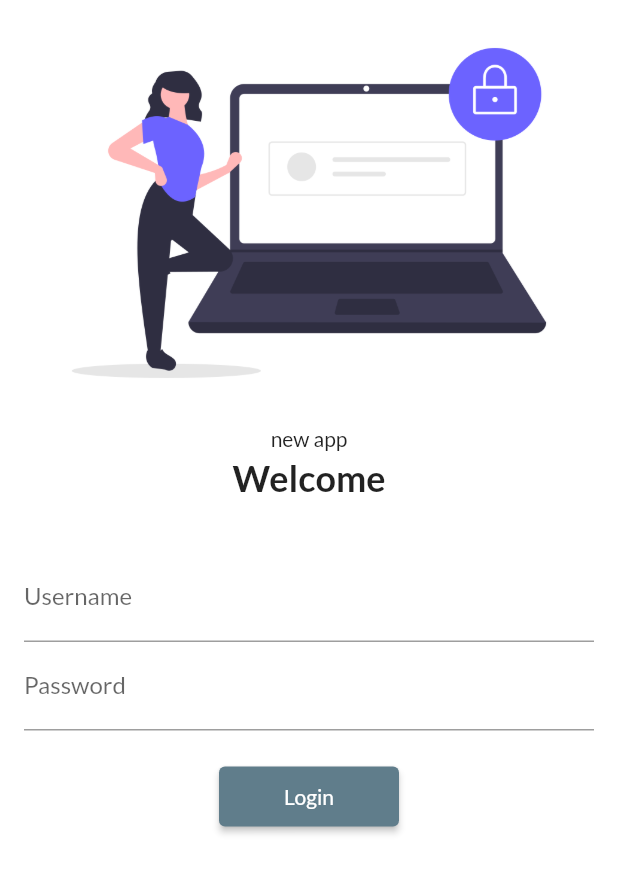
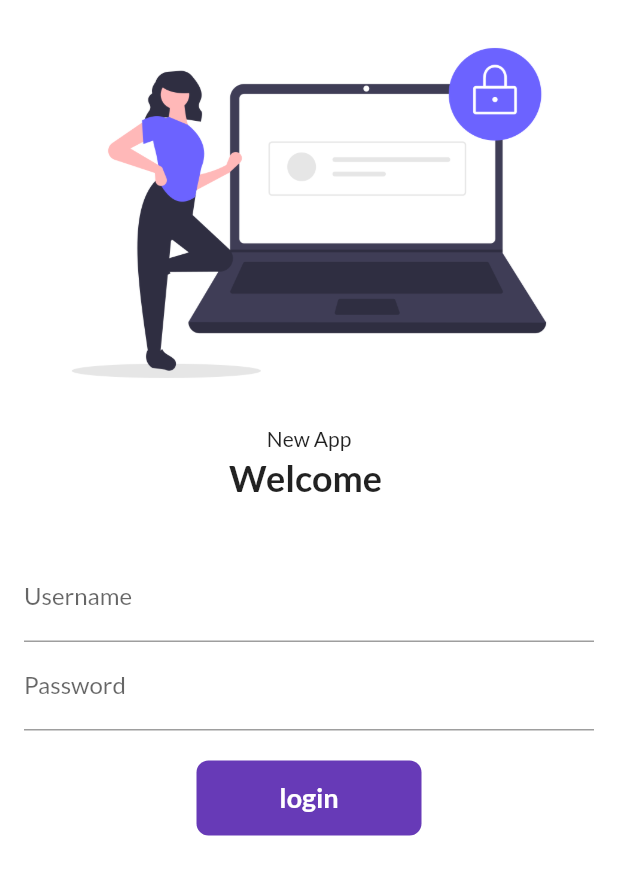
Before and after one commit to rohandocx/Catalogue-App, a Flutter app: the screen it shows after launch, on a phone screen of 412 x 824 dp. Shown: the top 875 px of the screen. Run offline on Flutter 3.47's test engine with Material 2 defaults, Android fonts, the phone set to English and light mode, and no system bars; our stand-ins replace google_fonts.

Commit message:
Day 6 completed

```diff
--- a/lib/Pages/Login_page.dart
+++ b/lib/Pages/Login_page.dart
@@ -1,9 +1,15 @@
 import 'dart:ui';
-
 import 'package:flutter/material.dart';
 import 'package:flutter_course/utils/routes.dart';
 
-class LoginPage extends StatelessWidget {
+class LoginPage extends StatefulWidget {
+  @override
+  _LoginPageState createState() => _LoginPageState();
+}
+
+class _LoginPageState extends State<LoginPage> {
+  String name = "";
+  bool changeButton = false;
   @override
   Widget build(BuildContext context) {
     return Material(
@@ -15,9 +21,9 @@ class LoginPage extends StatelessWidget {
                 "assets/images/login.png",
                 fit: BoxFit.cover,
               ),
-              SizedBox(height: 20.0, child: Text("new app")),
+              SizedBox(height: 20.0, child: Text("New App")),
               Text(
-                "Welcome",
+                "Welcome $name",
                 style: TextStyle(fontSize: 24, fontWeight: FontWeight.bold),
               ),
               SizedBox(height: 20.0),
@@ -29,6 +35,10 @@ class LoginPage extends StatelessWidget {
                     TextFormField(
                       decoration: InputDecoration(
                           hintText: "Enter Username", labelText: "Username"),
+                      onChanged: (value) {
+                        name = value;
+                        setState(() {});
+                      },
                     ),
                     TextFormField(
                       obscureText: true,
@@ -36,13 +46,48 @@ class LoginPage extends StatelessWidget {
                           hintText: "Enter password", labelText: "Password"),
                     ),
                     SizedBox(height: 20.0),
-                    ElevatedButton(
-                      child: Text("Login"),
-                      style: TextButton.styleFrom(minimumSize: Size(120, 40)),
-                      onPressed: () {
+                    InkWell(
+                      onTap: () async {
+                        setState(() {
+                          changeButton = true;
+                        });
+
+                        await Future.delayed(Duration(seconds: 1));
                         Navigator.pushNamed(context, MyRoutes.homeRoute);
                       },
+                      child: AnimatedContainer(
+                        duration: Duration(seconds: 1),
+                        width: changeButton ? 50 : 150,
+                        height: 50,
+                        alignment: Alignment.center,
+                        // ignore: prefer_const_constructors
+                        child: changeButton
+                            ? Icon(Icons.done, color: Colors.white)
+                            : Text(
+                                "login",
+                                style: TextStyle(
+                                    color: Colors.white,
+                                    fontWeight: FontWeight.bold,
+                                    fontSize: 18.0),
+                              ),
+
+                        decoration: BoxDecoration(
+                            color: Colors.deepPurple,
+                            // shape: changeButton
+                            //     ? BoxShape.circle
+                            //     : BoxShape.rectangle,
+                            borderRadius:
+                                BorderRadius.circular(changeButton ? 50 : 8)),
+                      ),
                     )
+
+                    // ElevatedButton(
+                    //   child: Text("Login"),
+                    //   style: TextButton.styleFrom(minimumSize: Size(120, 40)),
+                    //   onPressed: () {
+                    //     Navigator.pushNamed(context, MyRoutes.homeRoute);
+                    //   },
+                    // )
                   ],
                 ),
               )
```
